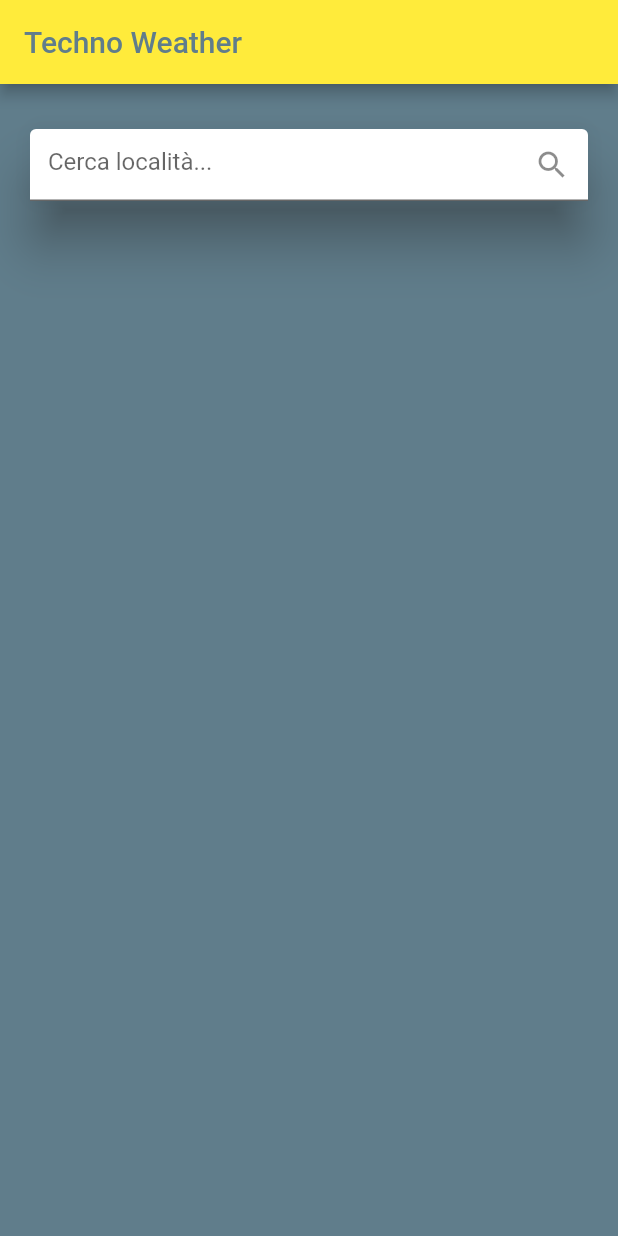
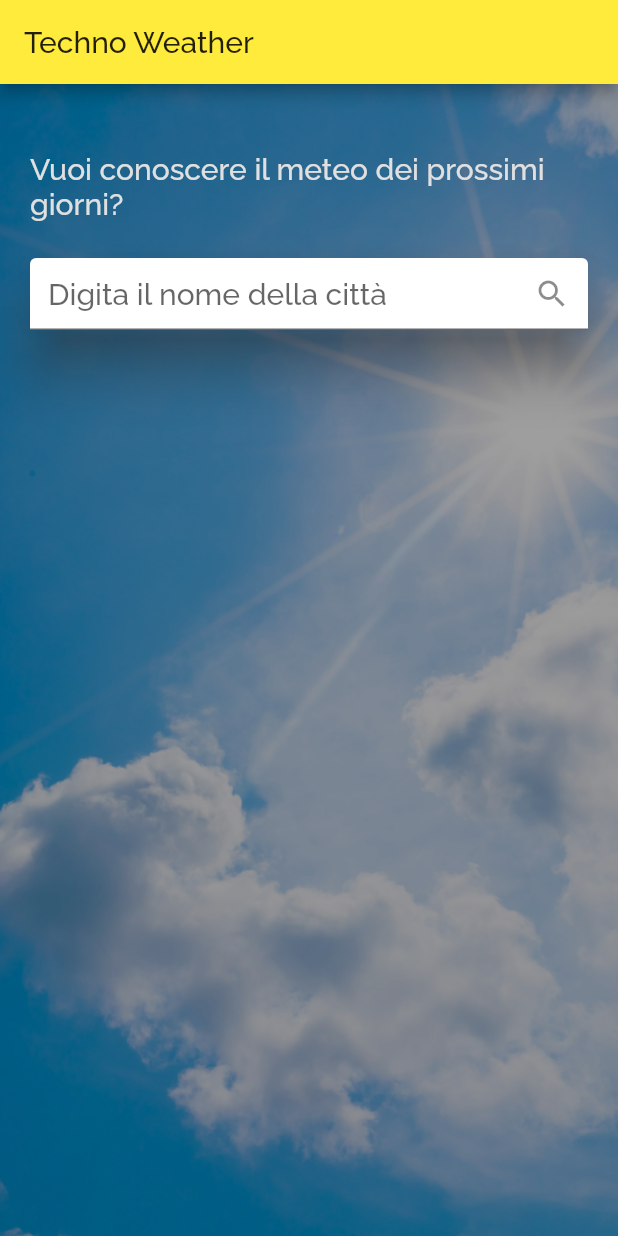
Before and after one commit to Agostin/techno-weather, a Flutter app: the screen it shows after launch, on a phone screen of 412 x 824 dp. Run offline on Flutter 3.47's test engine with Material 2 defaults, Android fonts, the phone set to English and light mode, and no system bars.

Commit message:
add nice background on search screen change fontFamily fix UX add 'placeCountry' in search list

```diff
--- a/lib/components/forecast_list_tile_widget.dart
+++ b/lib/components/forecast_list_tile_widget.dart
@@ -35,7 +35,7 @@ class ForecastListTileWidget extends StatelessWidget {
                   Text(
                     secondsToDateDay(this.info.dateInSeconds),
                     textAlign: TextAlign.start,
-                    style: TextStyle(fontSize: 18, fontFamily: 'Raleway'),
+                    style: TextStyle(fontSize: 18),
                   )
                 ],
               )),
@@ -51,7 +51,7 @@ class ForecastListTileWidget extends StatelessWidget {
                         color: Colors.lightBlue,
                         fontSize: 21,
                         fontWeight: FontWeight.bold,
-                          fontFamily: 'Raleway'),
+                      ),
                     ),
                     Text(
                       '${this.info.forecast.main.tempMax}°C',
@@ -59,7 +59,7 @@ class ForecastListTileWidget extends StatelessWidget {
                         color: Colors.red,
                         fontSize: 21,
                         fontWeight: FontWeight.bold,
-                          fontFamily: 'Raleway'),
+                      ),
                     )
                   ])
                 ],
--- a/lib/components/weather_forecast_widget.dart
+++ b/lib/components/weather_forecast_widget.dart
@@ -27,9 +27,9 @@ class WeatherForecastWidget extends StatelessWidget {
           Text(
             'Previsioni dei prossimi 5 giorni:',
             style: TextStyle(
-                fontWeight: FontWeight.bold,
-                color: Colors.white,
-                fontFamily: 'Raleway'),
+              fontWeight: FontWeight.bold,
+              color: Colors.white,
+            ),
             textAlign: TextAlign.start,
           ),
           SizedBox(
--- a/lib/main.dart
+++ b/lib/main.dart
@@ -15,9 +15,7 @@ class MyApp extends StatelessWidget {
       create: (context) => ApplicationBloc(),
       child: MaterialApp(
         title: 'Techno Weather',
-        theme: ThemeData(
-          primarySwatch: Colors.blue,
-        ),
+        theme: ThemeData(primarySwatch: Colors.blue, fontFamily: 'Raleway'),
         home: WeatherScreen(),
       ),
     );
--- a/lib/models/PlaceSearch.dart
+++ b/lib/models/PlaceSearch.dart
@@ -1,12 +1,19 @@
 class PlaceSearch {
   final String placeId;
   final String placeName;
+  final String placeCountry;
   final String fullDescription;
 
-  PlaceSearch({this.placeId, this.placeName, this.fullDescription});
+  PlaceSearch(
+      {this.placeId, this.placeName, this.placeCountry, this.fullDescription});
 
-  factory PlaceSearch.fromJson(Map<String, dynamic> json) => new PlaceSearch(
-      fullDescription: json['description'],
-      placeName: json['structured_formatting']['main_text'],
-      placeId: json['place_id']);
+  factory PlaceSearch.fromJson(Map<String, dynamic> json) {
+    final terms = json['terms'];
+
+    return PlaceSearch(
+        fullDescription: json['description'],
+        placeName: terms[0]['value'],
+        placeCountry: terms[terms.length - 1]['value'],
+        placeId: json['place_id']);
+  }
 }
--- a/lib/screens/weather/weather_screen.dart
+++ b/lib/screens/weather/weather_screen.dart
@@ -54,29 +54,51 @@ class _WeatherScreenState extends State<WeatherScreen> {
           backgroundColor: Colors.yellow[500],
           title: Text(
             'Techno Weather',
-            style: TextStyle(color: Colors.blueGrey),
+            style: TextStyle(color: Colors.black87),
           ),
         ),
         body: isLoading
             ? Loading()
             : Container(
-                color: Colors.blueGrey,
+                decoration: locationHasBeenSelectd
+                    ? BoxDecoration(color: Colors.blueAccent)
+                    : BoxDecoration(
+                        image: DecorationImage(
+                          colorFilter:
+                              ColorFilter.mode(Colors.grey, BlendMode.modulate),
+                          image: Image.asset(
+                                  'lib/assets/images/cloudy-sun-sky-bg.jpg')
+                              .image,
+                          fit: BoxFit.cover,
+                        ),
+                      ),
                 padding: EdgeInsets.symmetric(vertical: 30, horizontal: 20),
                 child: ListView(
                   children: [
+                    locationHasBeenSelectd
+                        ? Container()
+                        : Container(
+                            padding: EdgeInsets.only(top: 15, bottom: 25),
+                            child: Text(
+                              'Vuoi conoscere il meteo dei prossimi giorni?',
+                              style: TextStyle(
+                                  color: Colors.grey[300], fontSize: 20),
+                            ),
+                          ),
                     Material(
                         elevation: 15.0,
                         shadowColor: Colors.grey[800],
                         borderRadius: BorderRadius.all(Radius.circular(10.0)),
-                        textStyle: TextStyle(fontFamily: 'Raleway'),
                         child: TextField(
-                          selectionHeightStyle: BoxHeightStyle.tight,
                           decoration: InputDecoration(
                               filled: true,
                               fillColor: Colors.white,
-                              hintText: 'Cerca località...',
+                              hintText: 'Digita il nome della città',
                               focusedBorder: InputBorder.none,
                               suffixIcon: Icon(Icons.search_sharp)),
+                          style: TextStyle(
+                            fontSize: 20,
+                          ),
                           focusNode: _node,
                           onChanged: (value) {
                             setState(() {
@@ -114,12 +136,10 @@ class _WeatherScreenState extends State<WeatherScreen> {
                                         itemBuilder: (_, index) {
                                           return ListTile(
                                             title: Text(
-                                              applicationBloc
-                                                  .searchResult[index]
-                                                  .placeName,
+                                              '${applicationBloc.searchResult[index].placeName} (${applicationBloc.searchResult[index].placeCountry})',
                                               style: TextStyle(
-                                                  color: Colors.white,
-                                                  fontFamily: 'Raleway'),
+                                                color: Colors.white,
+                                              ),
                                             ),
                                             onTap: () async {
                                               setState(() {
@@ -161,7 +181,7 @@ class _WeatherScreenState extends State<WeatherScreen> {
                           )
                         : Column(children: [
                             SizedBox(
-                              height: 30,
+                              height: 10,
                             ),
                             WeatherResultsArea(
                               selectedCity: selectedCity,
--- a/lib/services/places_service.dart
+++ b/lib/services/places_service.dart
@@ -6,7 +6,7 @@ import 'package:techno_weather/models/PlaceSearch.dart';
 class PlacesService {
   Future<List<PlaceSearch>> getAutocomplete(String searchParam) async {
     final String apiKey = 'AIzaSyCLE9uUtDmMyzDDKJiOdS3whIyCUDIg-PU';
-    final String filterOptions = 'components=country:it&types=(cities)';
+    final String filterOptions = 'types=(cities)';
 
     final url = Uri.parse(
         'https://maps.googleapis.com/maps/api/place/autocomplete/json?input=$searchParam&key=$apiKey&$filterOptions');
```
Also changed, not shown: lib/components/current_weather_widget.dart (+8 -11 lines), pubspec.yaml (+8 -13 lines), lib/assets/fonts/Raleway-Bold.ttf (added), lib/assets/fonts/Raleway-Medium.ttf (added), lib/assets/images/cloudy-sun-sky-bg.jpg (added). Lines whose indentation alone changed are shown as unchanged.
